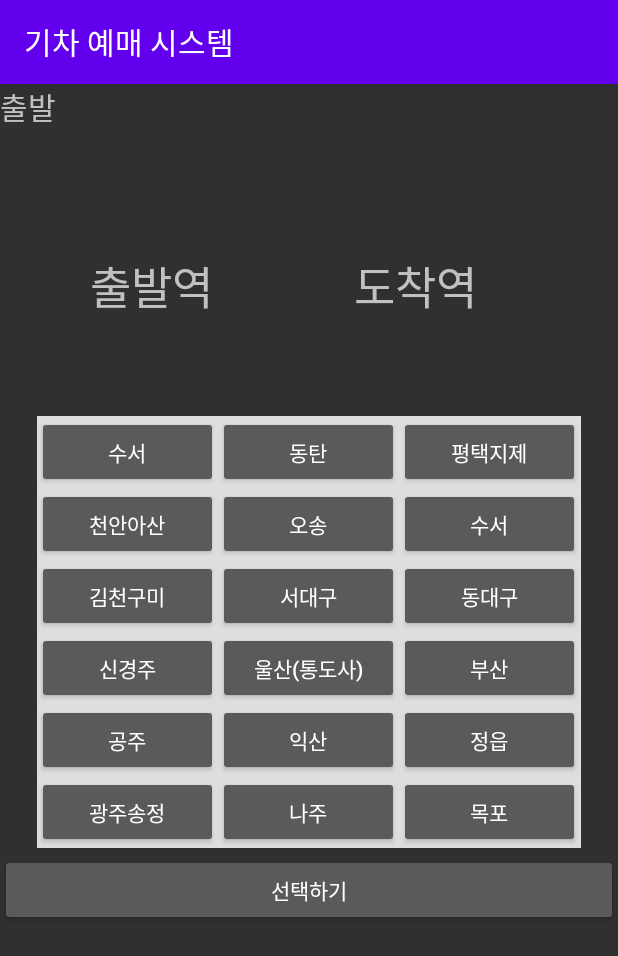
After one commit to jjyoon92/srt_test, an Android app: the StationSelectActivity screen opened directly, with no data from a screen before it, on a phone screen of 412 x 824 dp. The commit adds this screen. Shown: the top 956 px of the screen. Run offline under Robolectric (Android 15) with nearby library versions, the phone set to English and light mode, and no system bars.

Commit message:
main -> 역선택 버튼 추가 StationSelectActivity 출발역 도착역 각각 선택 -> TODO : 출발역 도착역 각각 메인화면으로 보내기

```diff
--- a/app/build.gradle
+++ b/app/build.gradle
@@ -39,13 +39,15 @@ android {
 dependencies {
 //    implementation fileTree(dir: 'libs', includes: ['**/*.jar', '**/*.aar'])
 
-    implementation 'androidx.core:core-ktx:1.7.0'
+    implementation 'androidx.core:core-ktx:1.10.1'
     implementation 'androidx.appcompat:appcompat:1.6.1'
     implementation 'com.google.android.material:material:1.9.0'
     implementation 'androidx.constraintlayout:constraintlayout:2.1.4'
     testImplementation 'junit:junit:4.13.2'
     androidTestImplementation 'androidx.test.ext:junit:1.1.5'
     androidTestImplementation 'androidx.test.espresso:espresso-core:3.5.1'
+
+    implementation 'androidx.gridlayout:gridlayout:1.0.0'
 
 //    /* cosmocalendar */
 //    implementation 'com.github.applikeysolutions:cosmocalendar:1.0.4'
--- a/app/src/main/AndroidManifest.xml
+++ b/app/src/main/AndroidManifest.xml
@@ -19,6 +19,7 @@
                 <category android:name="android.intent.category.LAUNCHER" />
             </intent-filter>
         </activity>
+        <activity android:name=".StationSelectActivity"/>
         <activity android:name=".DepartureCalendarActivity"/>
         <activity android:name=".ArrivalCalendarActivity"/>
     </application>
--- /dev/null
+++ b/app/src/main/java/com/jjyoon/calenderpractice/StationSelectActivity.kt
@@ -0,0 +1,88 @@
+package com.jjyoon.calenderpractice
+
+import android.app.Activity
+import android.content.Context
+import android.content.Intent
+import android.os.Bundle
+import android.os.PersistableBundle
+import android.util.Log
+import android.view.View
+import android.view.ViewGroup
+import android.widget.ArrayAdapter
+import android.widget.Button
+import android.widget.GridLayout
+import android.widget.GridView
+import android.widget.TextView
+import androidx.appcompat.app.AppCompatActivity
+import androidx.recyclerview.widget.RecyclerView
+
+class StationSelectActivity: AppCompatActivity()  {
+
+    private lateinit var stationSelectAdapter: GridView
+    private var stationGridView: GridView? = null
+    private var tvDepartureStation: TextView? = null
+    private var tvArrivalStation: TextView? = null
+    private var currentSelectedTextView: TextView? = null
+
+    private var isDeparture = true
+
+    override fun onCreate(savedInstanceState: Bundle?) {
+        super.onCreate(savedInstanceState)
+        setContentView(R.layout.activity_station_select)
+
+
+        stationGridView = findViewById(R.id.stationGridview)
+        tvDepartureStation = findViewById(R.id.tvDepartureStation)
+        tvArrivalStation = findViewById(R.id.tvArrivalStation)
+        val btnStationSelect: Button = findViewById(R.id.btnStationSelect)
+
+        isDeparture = intent.getBooleanExtra("isDeparture", true)
+
+        if (isDeparture) {
+            currentSelectedTextView = tvDepartureStation
+        } else {
+            currentSelectedTextView = tvArrivalStation
+        }
+
+        // TextView 에 클릭 이벤트 설정
+        tvDepartureStation?.setOnClickListener {
+            currentSelectedTextView = tvDepartureStation
+        }
+
+        tvArrivalStation?.setOnClickListener {
+            currentSelectedTextView = tvArrivalStation
+        }
+
+        val stations = arrayOf("수서", "동탄", "평택지제", "천안아산", "오송", "수서", "김천구미", "서대구", "동대구", "신경주", "울산(통도사)", "부산", "공주", "익산", "정읍", "광주송정", "나주", "목포")
+        val adapter = StationAdapter(this, stations)
+        stationGridView?.adapter = adapter
+
+        btnStationSelect.setOnClickListener {
+            finish()
+        }
+    }
+
+    private inner class StationAdapter(context: Context, stations: Array<String>) : ArrayAdapter<String>(context, 0, stations) {
+
+        override fun getView(position: Int, convertView: View?, parent: ViewGroup): View {
+            val button: Button
+            if (convertView == null) {
+                button = Button(context)
+                button.setOnClickListener {
+                    // Update the text of the currently selected TextView.
+                    currentSelectedTextView?.text = getItem(position)
+                    val selectedStation = getItem(position)
+                    val resultIntent = Intent().apply {
+                        putExtra("selectedStation", selectedStation)
+                        putExtra("isDeparture", isDeparture)
+                    }
+                    setResult(Activity.RESULT_OK, resultIntent)
+                }
+            } else {
+                button = convertView as Button
+            }
+            button.text = getItem(position)
+            return button
+        }
+    }
+}
--- /dev/null
+++ b/app/src/main/res/layout/activity_station_select.xml
@@ -0,0 +1,73 @@
+<?xml version="1.0" encoding="utf-8"?>
+<androidx.constraintlayout.widget.ConstraintLayout xmlns:android="http://schemas.android.com/apk/res/android"
+    xmlns:app="http://schemas.android.com/apk/res-auto"
+    xmlns:tools="http://schemas.android.com/tools"
+    android:layout_width="match_parent"
+    android:layout_height="match_parent">
+
+    <TextView
+        android:layout_width="wrap_content"
+        android:layout_height="wrap_content"
+        android:text="출발"
+        android:textSize="20sp"
+        app:layout_constraintLeft_toLeftOf="parent"
+        app:layout_constraintTop_toTopOf="parent" />
+
+    <TextView
+        android:id="@+id/tvDepartureStation"
+        android:layout_width="wrap_content"
+        android:layout_height="wrap_content"
+        android:layout_marginLeft="60dp"
+        android:layout_marginTop="112dp"
+        android:text="출발역"
+        android:textSize="30sp"
+        app:layout_constraintLeft_toLeftOf="parent"
+        app:layout_constraintTop_toTopOf="parent" />
+
+    <TextView
+        android:id="@+id/tvArrivalStation"
+        android:layout_width="wrap_content"
+        android:layout_height="wrap_content"
+        android:layout_marginLeft="236dp"
+        android:layout_marginTop="112dp"
+        android:text="도착역"
+        android:textSize="30sp"
+        app:layout_constraintLeft_toLeftOf="parent"
+        app:layout_constraintTop_toTopOf="parent" />
+
+    <GridView
+        android:id="@+id/stationGridview"
+        android:layout_width="0dp"
+        android:layout_height="288dp"
+        android:layout_marginTop="64dp"
+        android:background="#dedede"
+        android:numColumns="3"
+        app:layout_constraintEnd_toStartOf="@+id/guideline"
+        app:layout_constraintHorizontal_bias="0.0"
+        app:layout_constraintStart_toStartOf="@+id/guideline3"
+        app:layout_constraintTop_toBottomOf="@+id/tvDepartureStation" />
+
+    <Button
+        android:id="@+id/btnStationSelect"
+        android:layout_width="match_parent"
+        android:layout_height="wrap_content"
+        android:layout_marginTop="4dp"
+        android:text="선택하기"
+        app:layout_constraintTop_toBottomOf="@+id/stationGridview"
+        tools:layout_editor_absoluteX="0dp" />
+
+    <androidx.constraintlayout.widget.Guideline
+        android:id="@+id/guideline"
+        android:layout_width="wrap_content"
+        android:layout_height="wrap_content"
+        android:orientation="vertical"
+        app:layout_constraintGuide_percent="0.94" />
+
+    <androidx.constraintlayout.widget.Guideline
+        android:id="@+id/guideline3"
+        android:layout_width="wrap_content"
+        android:layout_height="wrap_content"
+        android:orientation="vertical"
+        app:layout_constraintGuide_percent="0.06" />
+
+</androidx.constraintlayout.widget.ConstraintLayout>
```
Also changed, not shown: app/src/main/java/com/jjyoon/calenderpractice/MainActivity.kt (+50 -8 lines), app/src/main/res/layout/activity_main.xml (+19 -0 lines).
